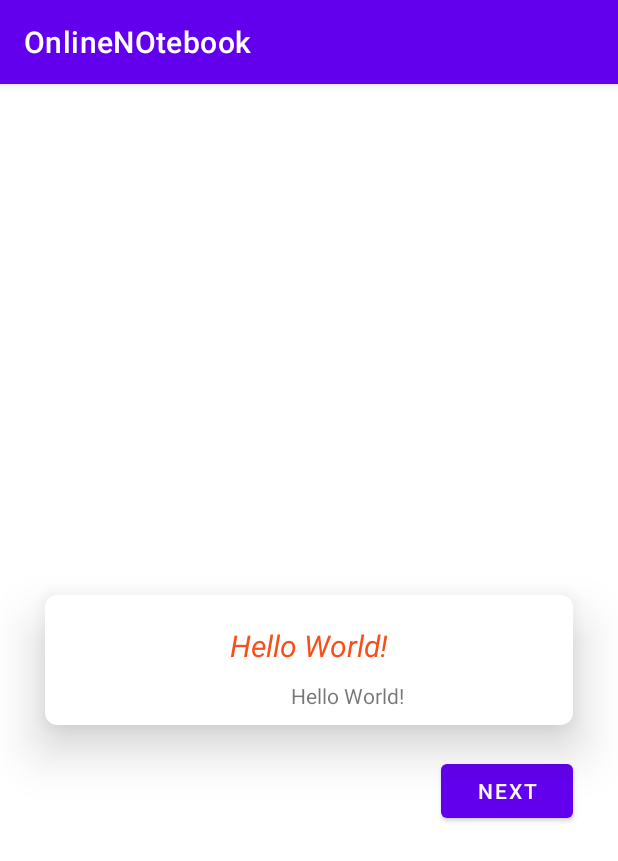
After one commit to Syed-Bipul-Rahman/NoteVerse, an Android app: the ShowQuotes screen opened directly, with no data from a screen before it, on a phone screen of 412 x 824 dp. The commit adds this screen. Shown: the top 861 px of the screen. Run offline under Robolectric (Android 15) with nearby library versions, the phone set to English and light mode, and no system bars; 1 statement that could not run was skipped.

Commit message:
Dynamic quotes from server aded

```diff
--- a/app/src/main/AndroidManifest.xml
+++ b/app/src/main/AndroidManifest.xml
@@ -17,6 +17,13 @@
         android:usesCleartextTraffic="true"
         tools:targetApi="31">
         <activity
+            android:name=".ShowQuotes"
+            android:exported="false">
+            <meta-data
+                android:name="android.app.lib_name"
+                android:value="" />
+        </activity>
+        <activity
             android:name=".MainActivity"
             android:exported="true">
             <intent-filter>
--- a/app/src/main/java/com/classwork/onlinenotebook/MainActivity.java
+++ b/app/src/main/java/com/classwork/onlinenotebook/MainActivity.java
@@ -2,13 +2,25 @@ package com.classwork.onlinenotebook;
 
 import androidx.appcompat.app.AppCompatActivity;
 
+import android.content.Intent;
 import android.os.Bundle;
+import android.view.View;
+
+import com.classwork.onlinenotebook.databinding.ActivityMainBinding;
 
 public class MainActivity extends AppCompatActivity {
-
+ActivityMainBinding binding;
     @Override
     protected void onCreate(Bundle savedInstanceState) {
         super.onCreate(savedInstanceState);
-        setContentView(R.layout.activity_main);
+
+        binding=ActivityMainBinding.inflate(getLayoutInflater());
+        View view=binding.getRoot();
+        setContentView(view);
+binding.nextpage.setOnClickListener(v->{
+    startActivity(new Intent(MainActivity.this,ShowQuotes.class));
+});
+
+
     }
 }
--- /dev/null
+++ b/app/src/main/java/com/classwork/onlinenotebook/ShowQuotes.java
@@ -0,0 +1,73 @@
+package com.classwork.onlinenotebook;
+
+import androidx.appcompat.app.AppCompatActivity;
+
+import android.os.Bundle;
+import android.view.View;
+import android.widget.Toast;
+
+import com.classwork.onlinenotebook.databinding.ActivityMainBinding;
+import com.classwork.onlinenotebook.databinding.ActivityShowQuotesBinding;
+import com.classwork.onlinenotebook.responses.QuotesResponse;
+
+import retrofit2.Call;
+import retrofit2.Retrofit;
+import retrofit2.converter.gson.GsonConverterFactory;
+import retrofit2.Call;
+import retrofit2.Callback;
+import retrofit2.Response;
+import retrofit2.Retrofit;
+import retrofit2.converter.gson.GsonConverterFactory;
+
+public class ShowQuotes extends AppCompatActivity {
+    ActivityShowQuotesBinding binding;
+
+    @Override
+    protected void onCreate(Bundle savedInstanceState) {
+        super.onCreate(savedInstanceState);
+        binding = ActivityShowQuotesBinding.inflate(getLayoutInflater());
+        View view = binding.getRoot();
+        setContentView(view);
+
+
+        loadRandomQuote();
+
+        binding.btnNext.setOnClickListener(new View.OnClickListener() {
+            @Override
+            public void onClick(View v) {
+                loadRandomQuote();
+            }
+        });
+
+
+    }
+
+    private void loadRandomQuote() {
+
+
+        Retrofit retrofit = new Retrofit.Builder()
+                .baseUrl("https://api.quotable.io/")
+                .addConverterFactory(GsonConverterFactory.create())
+                .build();
+
+        ApiInterface apiInterface = retrofit.create(ApiInterface.class);
+
+        Call<QuotesResponse> call = apiInterface.getQuotes();
+
+        call.enqueue(new Callback<QuotesResponse>() {
+            @Override
+            public void onResponse(Call<QuotesResponse> call, Response<QuotesResponse> response) {
+                if (response.isSuccessful()) {
+                    QuotesResponse apiResponse = response.body();
+                    binding.quotesofbook.setText(apiResponse.getContent());
+                    binding.authorofbook.setText("- " + apiResponse.getAuthor());
+                }
+            }
+
+            @Override
+            public void onFailure(Call<QuotesResponse> call, Throwable t) {
+                Toast.makeText(ShowQuotes.this, "failed to connect with server", Toast.LENGTH_SHORT).show();
+            }
+        });
+    }
+}
--- /dev/null
+++ b/app/src/main/res/drawable/ic_baseline_format_quote_24.xml
@@ -0,0 +1,5 @@
+<vector android:height="24dp" android:tint="#D95322"
+    android:viewportHeight="24" android:viewportWidth="24"
+    android:width="24dp" xmlns:android="http://schemas.android.com/apk/res/android">
+    <path android:fillColor="@android:color/white" android:pathData="M6,17h3l2,-4L11,7L5,7v6h3zM14,17h3l2,-4L19,7h-6v6h3z"/>
+</vector>
--- a/app/src/main/res/layout/activity_main.xml
+++ b/app/src/main/res/layout/activity_main.xml
@@ -6,7 +6,8 @@
     android:layout_height="match_parent"
     tools:context=".MainActivity">
 
-    <TextView
+    <Button
+        android:id="@+id/nextpage"
         android:layout_width="wrap_content"
         android:layout_height="wrap_content"
         android:text="Hello World!"
--- /dev/null
+++ b/app/src/main/res/layout/activity_show_quotes.xml
@@ -0,0 +1,61 @@
+<?xml version="1.0" encoding="utf-8"?>
+<androidx.constraintlayout.widget.ConstraintLayout xmlns:android="http://schemas.android.com/apk/res/android"
+    xmlns:app="http://schemas.android.com/apk/res-auto"
+    xmlns:tools="http://schemas.android.com/tools"
+    android:layout_width="match_parent"
+    android:layout_height="match_parent"
+    tools:context=".ShowQuotes">
+    <androidx.cardview.widget.CardView
+        android:id="@+id/cardView"
+        android:layout_width="match_parent"
+        android:layout_height="wrap_content"
+        android:layout_margin="30dp"
+        android:padding="10dp"
+        app:cardCornerRadius="8dp"
+        app:cardElevation="20dp"
+        app:layout_constraintBottom_toBottomOf="parent"
+        app:layout_constraintEnd_toEndOf="parent"
+        app:layout_constraintStart_toStartOf="parent"
+        app:layout_constraintTop_toTopOf="parent">
+
+        <LinearLayout
+            android:layout_width="wrap_content"
+            android:layout_height="wrap_content"
+            android:layout_gravity="center"
+            android:gravity="center"
+            android:orientation="vertical"
+            android:padding="10dp">
+
+            <TextView
+                android:id="@+id/quotesofbook"
+                android:layout_width="wrap_content"
+                android:layout_height="wrap_content"
+                android:layout_gravity="center"
+                android:layout_margin="10dp"
+                android:text="Hello World!"
+                android:textAlignment="textStart"
+                android:textColor="@color/orange"
+                android:textSize="20sp"
+                android:textStyle="italic"
+                tools:ignore="RtlCompat" />
+
+            <TextView
+                android:id="@+id/authorofbook"
+                android:layout_width="wrap_content"
+                android:layout_height="wrap_content"
+                android:layout_gravity="end"
+                android:gravity="end"
+                android:text="Hello World!"
+                android:textAlignment="textEnd" />
+        </LinearLayout>
+    </androidx.cardview.widget.CardView>
+
+    <Button
+        android:id="@+id/btnNext"
+        android:layout_width="wrap_content"
+        android:layout_height="wrap_content"
+        android:layout_marginTop="20dp"
+        android:text="Next"
+        app:layout_constraintEnd_toEndOf="@+id/cardView"
+        app:layout_constraintTop_toBottomOf="@+id/cardView" />
+</androidx.constraintlayout.widget.ConstraintLayout>
--- a/app/src/main/res/values/colors.xml
+++ b/app/src/main/res/values/colors.xml
@@ -7,4 +7,5 @@
     <color name="teal_700">#FF018786</color>
     <color name="black">#FF000000</color>
     <color name="white">#FFFFFFFF</color>
+    <color name="orange">#F84F1A</color>
 </resources>
```
